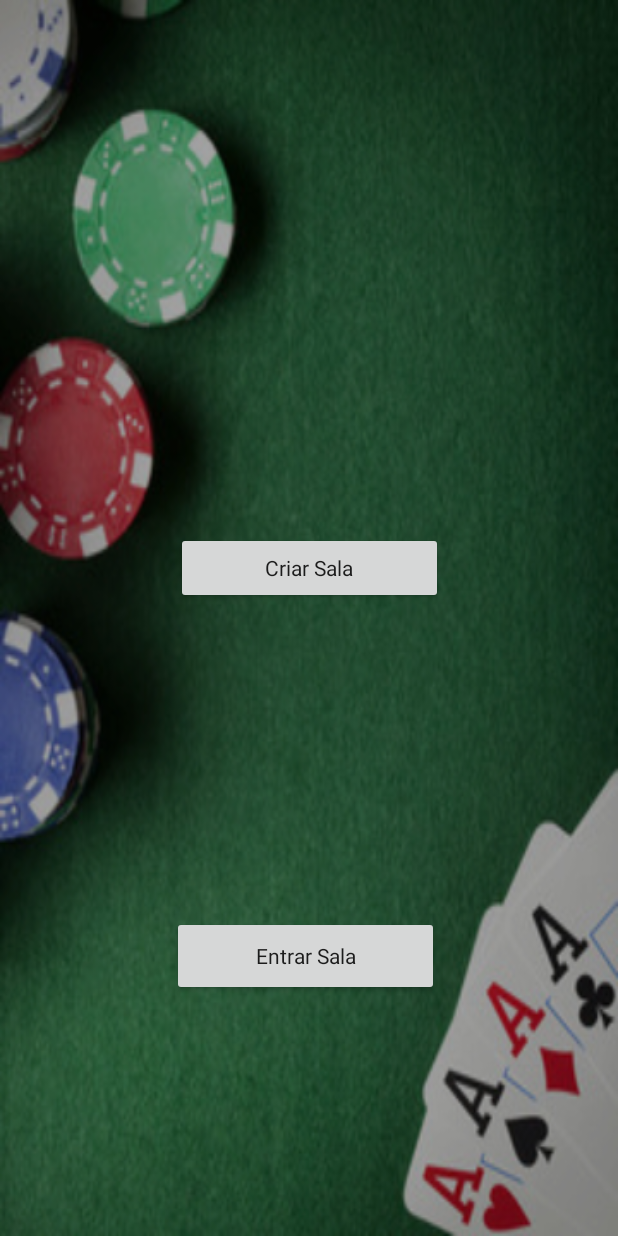
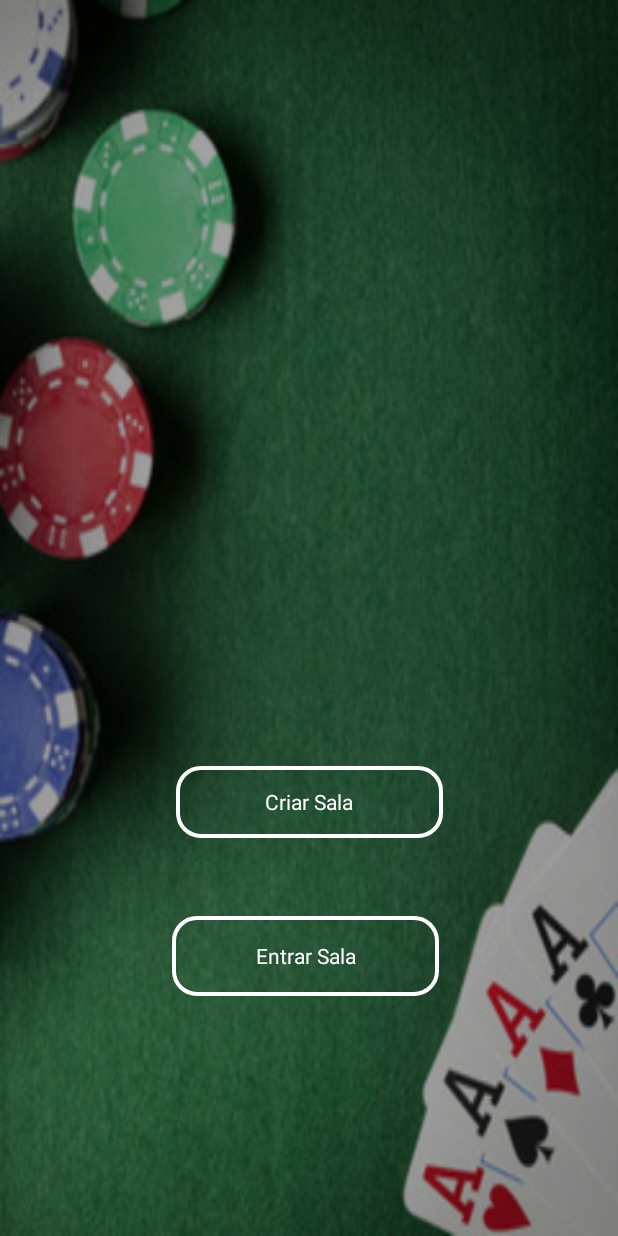
Before and after one commit to brunomazzardo/hackaages-ficas, an Android app: the screen it shows after launch (criarEntrarSala), on a phone screen of 412 x 824 dp. Run offline under Robolectric (Android 15) with nearby library versions, the phone set to English and light mode, and no system bars.

Commit message:
estilo botao

```diff
--- /dev/null
+++ b/FichasApp/app/src/main/res/drawable/borda_branca.xml
@@ -0,0 +1,11 @@
+<?xml version="1.0" encoding="utf-8"?>
+<shape xmlns:android="http://schemas.android.com/apk/res/android"
+    android:shape="rectangle" >
+
+    <corners android:radius="15dp" />
+
+    <stroke
+        android:width="4px"
+        android:color="#ffffff" />
+
+</shape>
--- a/FichasApp/app/src/main/res/layout/criar_entrar_sala.xml
+++ b/FichasApp/app/src/main/res/layout/criar_entrar_sala.xml
@@ -19,7 +19,9 @@
         app:layout_constraintBottom_toBottomOf="parent"
         app:layout_constraintEnd_toEndOf="parent"
         app:layout_constraintHorizontal_bias="0.4"
-        app:layout_constraintStart_toStartOf="parent" />
+        app:layout_constraintStart_toStartOf="parent"
+        android:textColor="#fff"
+        android:background="@drawable/borda_branca"/>
 
     <Button
         android:id="@+id/criar_sala_btn"
@@ -27,13 +29,17 @@
         android:layout_width="178dp"
         android:layout_height="wrap_content"
         android:layout_marginBottom="52dp"
+        android:textColor="#fff"
+        android:layout_marginEnd="100dp"
 
-        android:layout_marginEnd="100dp"
+
         android:layout_marginStart="100dp"
         android:layout_marginTop="198dp"
+        android:background="@drawable/borda_branca"
         android:text="@string/criar_sala"
         app:layout_constraintBottom_toTopOf="@+id/entrar_sala_btn"
         app:layout_constraintEnd_toEndOf="parent"
         app:layout_constraintStart_toStartOf="parent"
-        app:layout_constraintTop_toTopOf="parent" />
+        app:layout_constraintTop_toTopOf="parent"
+        app:layout_constraintVertical_bias="1.0" />
 </android.support.constraint.ConstraintLayout>
```
